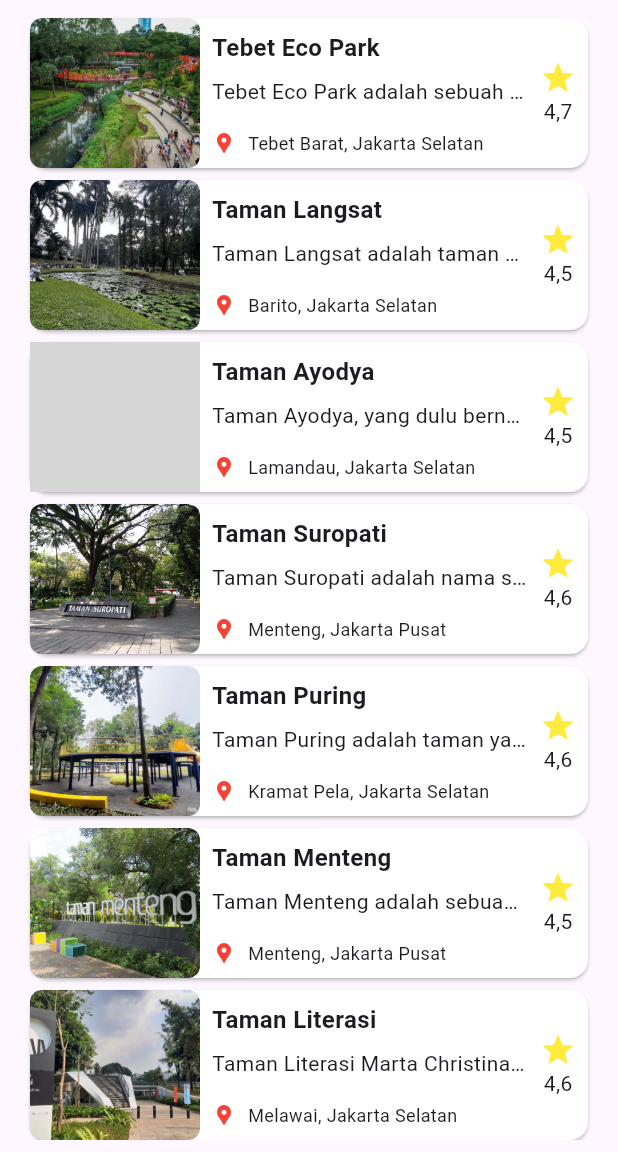
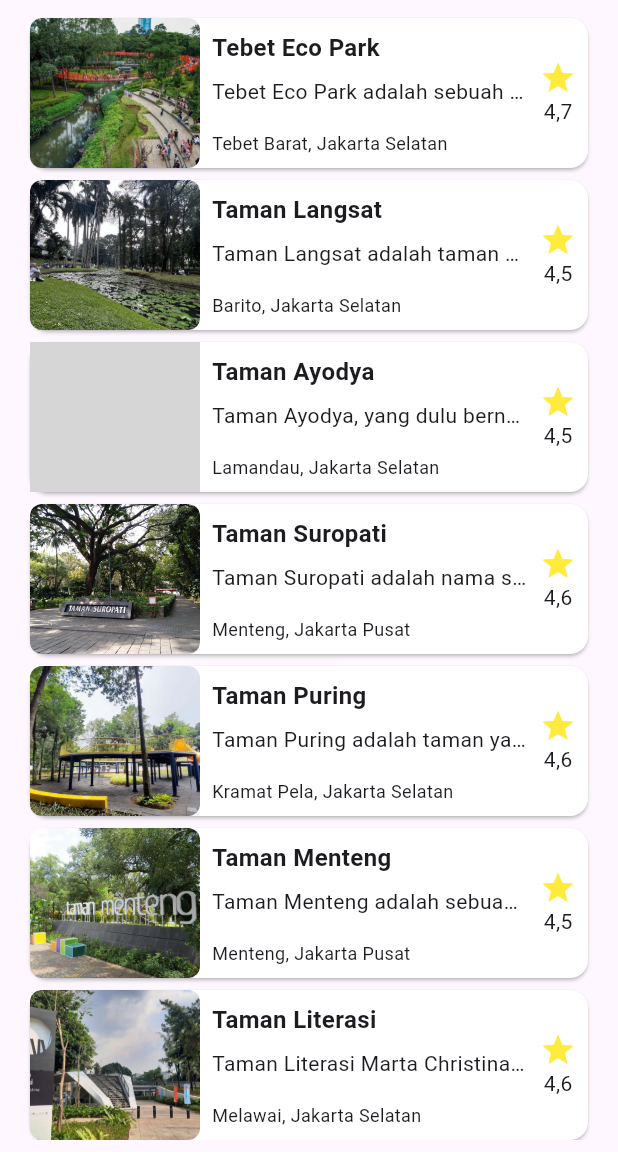
Before and after one commit to munovrizall/ParkPal_Dicoding_Submission, a Flutter app: the screen it shows after launch, on a phone screen of 412 x 824 dp, the part 84-1236 px from its top. Run offline on Flutter 3.47's test engine with Material 3 defaults, Android fonts, the phone set to English and light mode, and no system bars; grey boxes are pictures that could not be loaded.

Commit message:
text overflow fixed when landscape

```diff
--- a/lib/screen/main_screen.dart
+++ b/lib/screen/main_screen.dart
@@ -95,20 +95,10 @@ class ParkPlaceGrid extends StatelessWidget {
                         const SizedBox(
                           height: 16,
                         ),
-                        Row(
-                          children: [
-                            const Icon(
-                              Icons.location_pin,
-                              size: 16,
-                              color: Colors.red,
-                            ),
-                            const SizedBox(width: 8),
                         Text(
                           place.location,
                           style: const TextStyle(
                               overflow: TextOverflow.ellipsis),
-                            ),
-                          ],
                         ),
                       ],
                     ),
@@ -117,6 +107,7 @@ class ParkPlaceGrid extends StatelessWidget {
                 Padding(
                   padding: const EdgeInsets.only(right: 8),
                   child: Column(
+                    mainAxisAlignment: MainAxisAlignment.center,
                     children: [
                       const Icon(
                         Icons.star,
@@ -198,22 +189,12 @@ class ParkPlaceList extends StatelessWidget {
                           const SizedBox(
                             height: 16,
                           ),
-                          Row(
-                            children: [
-                              const Icon(
-                                Icons.location_pin,
-                                size: 16,
-                                color: Colors.red,
-                              ),
-                              const SizedBox(width: 8),
                           Text(
                             place.location,
                             style: const TextStyle(
                               fontSize: 12,
                               overflow: TextOverflow.ellipsis,
                             ),
-                              ),
-                            ],
                           ),
                         ],
                       ),
```
Lines whose indentation alone changed are shown as unchanged.
